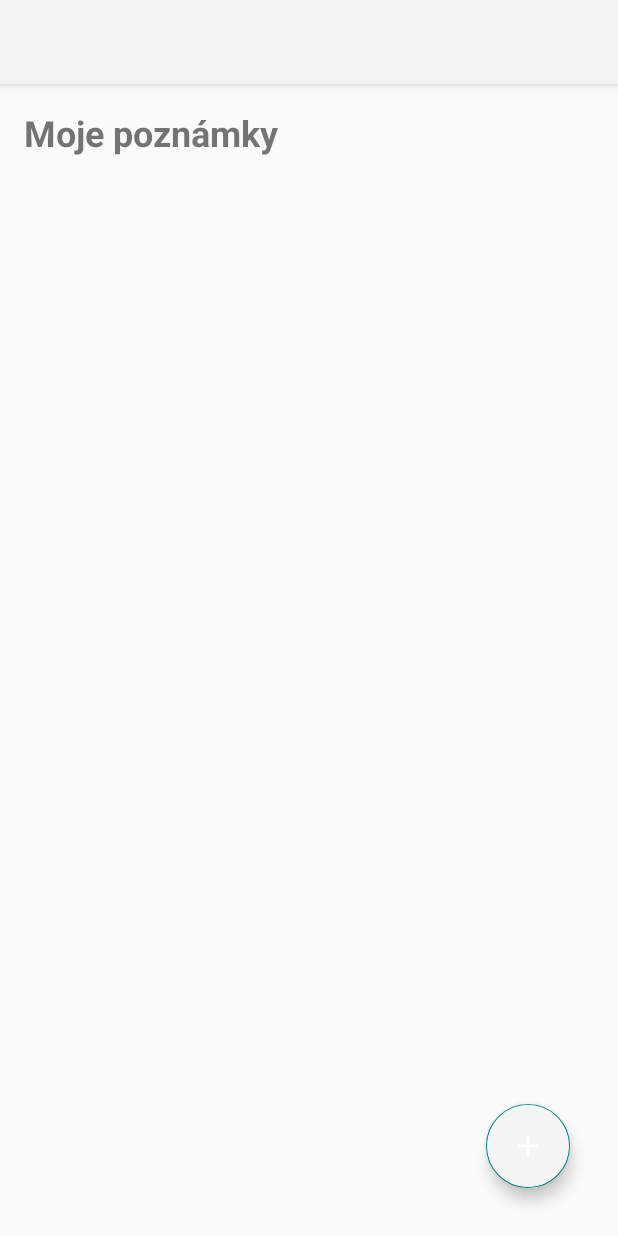
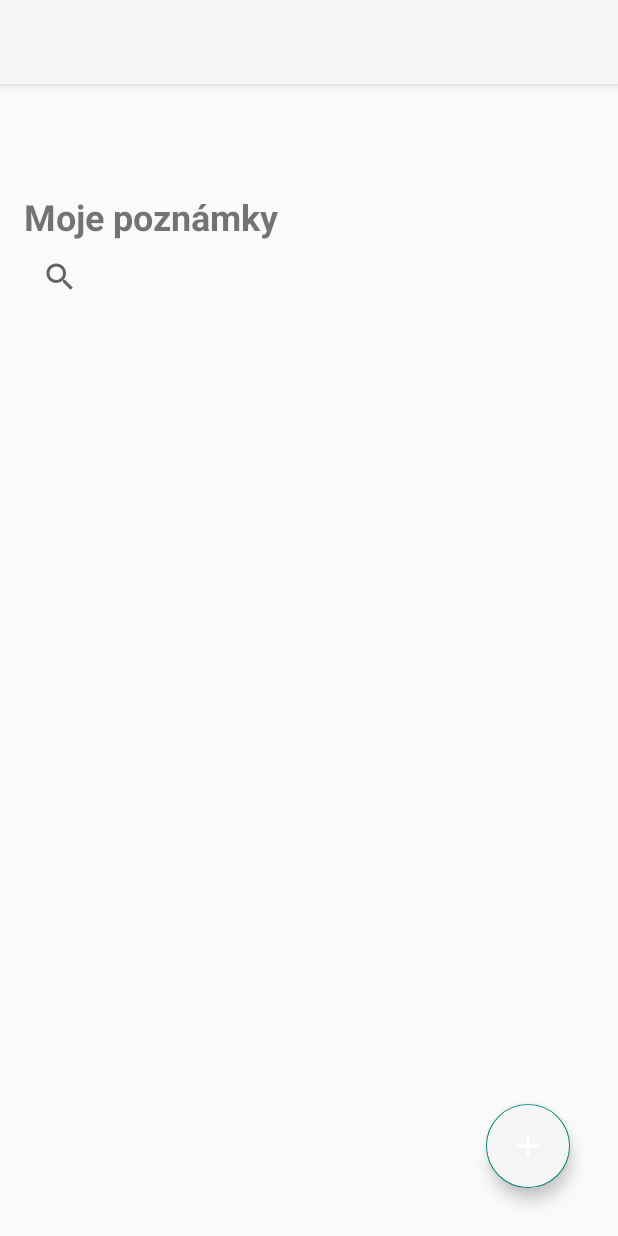
Before and after one commit to NikolaDvorakova11/-github-nd-pma-2025, an Android app: the screen it shows after launch (MainActivity), on a phone screen of 412 x 824 dp. Run offline under Robolectric (Android 15) with nearby library versions, the phone set to English and light mode, and no system bars; our stand-ins replace Room's generated code.

```diff
--- a/MyApp012aMyNoteHub/app/src/main/java/com/example/myapp012amynotehub/MainActivity.kt
+++ b/MyApp012aMyNoteHub/app/src/main/java/com/example/myapp012amynotehub/MainActivity.kt
@@ -15,6 +15,7 @@ import com.example.myapp012amynotehub.databinding.ActivityMainBinding
 import kotlinx.coroutines.Dispatchers
 import kotlinx.coroutines.flow.collectLatest
 import kotlinx.coroutines.launch
+import kotlinx.coroutines.flow.MutableStateFlow
 
 class MainActivity : AppCompatActivity() {
 
@@ -27,6 +28,10 @@ class MainActivity : AppCompatActivity() {
 
         binding = ActivityMainBinding.inflate(layoutInflater)
         setContentView(binding.root)
+
+        // value pro vyhledávání
+        val searchQuery = MutableStateFlow("")
+
 
         binding.fabAddNote.setOnClickListener {
             val intent = Intent(this, AddNoteActivity::class.java)
@@ -60,6 +65,35 @@ class MainActivity : AppCompatActivity() {
                 adapter.submitList(notes)
             }
         }
+
+        // --- Vyhledávání v poznámkách ---
+        // Listener SearchView: změna textu → změní hodnotu Flow
+        binding.searchViewNotes.setOnQueryTextListener(object :
+            android.widget.SearchView.OnQueryTextListener {
+            override fun onQueryTextSubmit(query: String?): Boolean = false
+
+            override fun onQueryTextChange(newText: String?): Boolean {
+                searchQuery.value = newText ?: ""
+                return true
+            }
+        })
+
+        // Jeden společný collector, který reaguje na změnu textu
+        lifecycleScope.launch {
+            searchQuery.collectLatest { text ->
+                if (text.isEmpty()) {
+                    // Zobrazit všechny poznámky
+                    noteDao.getAllNotes().collectLatest { notes ->
+                        adapter.submitList(notes)
+                    }
+                } else {
+                    // Zobrazit filtrované poznámky
+                    noteDao.searchNotes(text).collectLatest { notes ->
+                        adapter.submitList(notes)
+                    }
+                }
+            }
+        }
     }
 
     private fun deleteNote(note: Note) {
--- a/MyApp012aMyNoteHub/app/src/main/java/com/example/myapp012amynotehub/data/NoteDao.kt
+++ b/MyApp012aMyNoteHub/app/src/main/java/com/example/myapp012amynotehub/data/NoteDao.kt
@@ -25,4 +25,18 @@ interface NoteDao {
     // DELETE - Smaže poznámku
     @Delete
     suspend fun delete(note: Note)
+
+    // SEARCH - Vyhledává v titulku nebo obsahu poznámky
+    @Query("""
+        SELECT *
+        FROM note_table
+        WHERE title LIKE '%' || :search || '%'
+           OR content LIKE '%' || :search || '%'
+        ORDER BY id DESC
+    """)
+    fun searchNotes(search: String): Flow<List<Note>>
+
+    //@Query("SELECT * FROM note_table WHERE title LIKE '%' || :search || '%' OR content LIKE '%' || :search || '%' ORDER BY id DESC")
+    //fun searchNotes(search: String): Flow<List<Note>>
+    //Zde definována komunikace nad databází
 }
--- a/MyApp012aMyNoteHub/app/src/main/java/com/example/myapp012amynotehub/data/NoteHubDatabase.kt
+++ b/MyApp012aMyNoteHub/app/src/main/java/com/example/myapp012amynotehub/data/NoteHubDatabase.kt
@@ -6,7 +6,7 @@ import java.util.Locale
 
 @Database(
     entities = [Note::class],
-    version = 1,
+    version = 2,
     exportSchema = false
 )
 
--- a/MyApp012aMyNoteHub/app/src/main/java/com/example/myapp012amynotehub/data/NoteHubDatabaseInstance.kt
+++ b/MyApp012aMyNoteHub/app/src/main/java/com/example/myapp012amynotehub/data/NoteHubDatabaseInstance.kt
@@ -2,6 +2,8 @@ package com.example.myapp012amynotehub.data
 
 import android.content.Context
 import androidx.room.Room
+import androidx.room.migration.Migration
+import androidx.sqlite.db.SupportSQLiteDatabase
 
 
 /**
@@ -17,6 +19,28 @@ object NoteHubDatabaseInstance {
     @Volatile
     private var INSTANCE: NoteHubDatabase? = null
 
+
+    /**
+     * MIGRACE z verze 1 na 2:
+     * Přidáme dva nové sloupce:
+     * - createdAt (Long)
+     * - category (String)
+     */
+    private val MIGRATION_1_2 = object : Migration(1, 2) {
+        override fun migrate(db: SupportSQLiteDatabase) {
+            // Přidání createdAt (Long) – nesmí být NULL, proto DEFAULT
+            db.execSQL(
+                "ALTER TABLE note_table ADD COLUMN createdAt INTEGER NOT NULL DEFAULT 0"
+            )
+
+            // Přidání category (String) – nesmí být NULL, proto DEFAULT
+            db.execSQL(
+                "ALTER TABLE note_table ADD COLUMN category TEXT NOT NULL DEFAULT 'General'"
+            )
+        }
+    }
+
+
     /**
      * Vrátí instanci databáze. Pokud ještě neexistuje, vytvoří ji.
      */
@@ -27,6 +51,7 @@ object NoteHubDatabaseInstance {
                 NoteHubDatabase::class.java,
                 "notehub_database"
             )
+                .addMigrations(MIGRATION_1_2)
                 .build()
             INSTANCE = instance
             instance
--- a/MyApp012aMyNoteHub/app/src/main/res/layout/activity_main.xml
+++ b/MyApp012aMyNoteHub/app/src/main/res/layout/activity_main.xml
@@ -20,16 +20,28 @@
         app:layout_constraintBottom_toTopOf="@id/recyclerViewNotes"
         android:layout_marginBottom="8dp" />
 
-    <!-- RecyclerView pro seznam poznámek -->
+    <!-- SearchView přichycený pod nadpis -->
+    <SearchView
+        android:id="@+id/searchViewNotes"
+        android:layout_width="0dp"
+        android:layout_height="wrap_content"
+        android:queryHint="Hledat poznámky..."
+        app:layout_constraintTop_toBottomOf="@id/tvTitle"
+        app:layout_constraintStart_toStartOf="parent"
+        app:layout_constraintEnd_toEndOf="parent"
+        android:layout_marginBottom="16dp" />
+
+    <!-- RecyclerView pod SearchView -->
     <androidx.recyclerview.widget.RecyclerView
         android:id="@+id/recyclerViewNotes"
         android:layout_width="0dp"
         android:layout_height="0dp"
         android:scrollbars="vertical"
-        app:layout_constraintTop_toBottomOf="@id/tvTitle"
+        app:layout_constraintTop_toBottomOf="@id/searchViewNotes"
         app:layout_constraintBottom_toBottomOf="parent"
         app:layout_constraintStart_toStartOf="parent"
-        app:layout_constraintEnd_toEndOf="parent" />
+        app:layout_constraintEnd_toEndOf="parent"
+        android:layout_marginTop="16dp"/>
 
     <!-- FAB pro přidání nové poznámky -->
     <com.google.android.material.floatingactionbutton.FloatingActionButton
```
Also changed, not shown: MyApp012aMyNoteHub/app/src/main/java/com/example/myapp012amynotehub/AddNoteActivity.kt (+32 -2 lines), MyApp012aMyNoteHub/app/src/main/java/com/example/myapp012amynotehub/data/Note.kt (+7 -1 lines), MyApp012aMyNoteHub/app/src/main/res/layout/activity_add_note.xml (+26 -0 lines).
